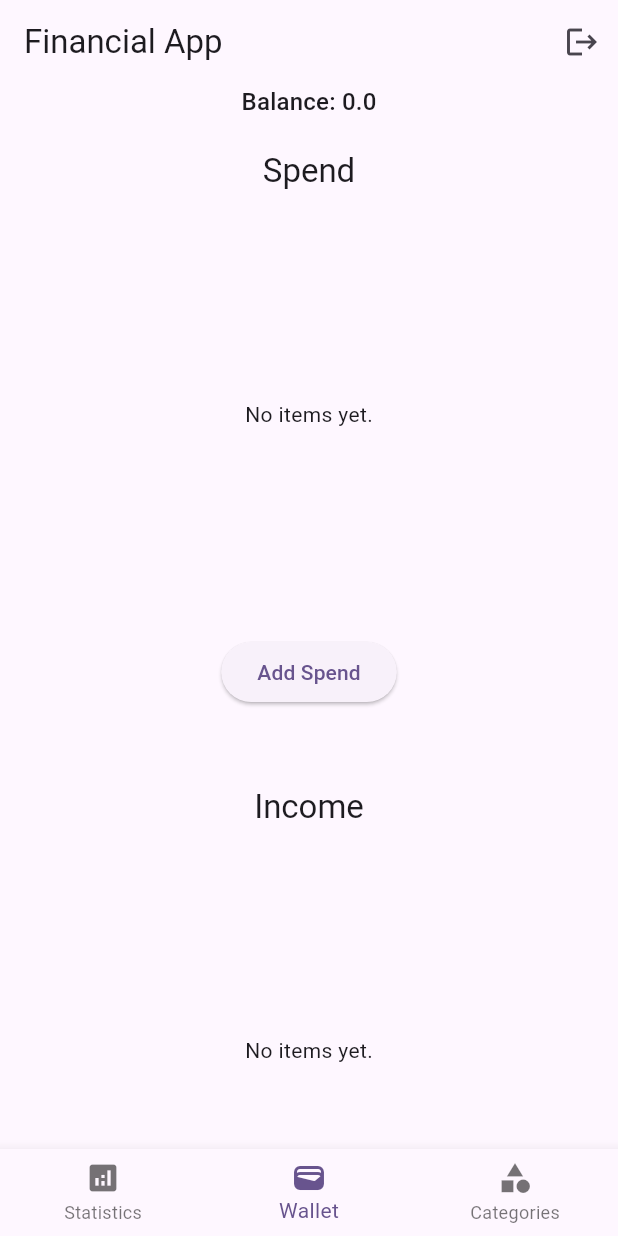
After one commit to sepehrkianian09/flutter_project_sample_1, a Flutter app: the screen it shows after launch, on a phone screen of 412 x 824 dp. The commit adds this screen. Run offline on Flutter 3.47's test engine with Material 3 defaults, Android fonts, the phone set to English and light mode, and no system bars; our stand-ins replace fl_chart, flutter_form_builder, form_builder_validators, get, hive_ce_flutter; accounts and stored records are empty.

Commit message:
refactor(view): restructure the whole thing.
extract common functionalities

refactor(statistics-view): make a separate directory for utilities

refactor(view): move collection building classes

refactor(view): rename collection building classes

refactor(view): rename concrete collection builders' directory

refactor(view): move concrete collection builders' of Category

refactor(categories): extract class: ResponsiveGridView

refactor(wallet): let it use ResponsiveGridView

refactor(statistics): let it use ResponsiveGridView

fix(view): fix immutable class warnings

refactor(responsive-grid): move it to separate file

```diff
--- a/lib/views/dashboard/wallet/transactionItemCollectionConceretes/incomesCollection.dart
+++ b/lib/views/dashboard/collectionBuildingConceretes/incomesCollection.dart
@@ -1,10 +1,10 @@
 import 'package:flutter/material.dart';
 import 'package:flutter/src/material/list_tile.dart';
 import 'package:project_1/models/income.dart';
-import 'package:project_1/views/dashboard/wallet/transactionItemCollectionConceretes/addIncome.dart';
-import 'package:project_1/views/dashboard/wallet/transactionItemCollection.dart';
+import 'package:project_1/views/dashboard/collectionBuildingConceretes/addIncome.dart';
+import 'package:project_1/views/utils/collectionBuilding/itemCollectionFunctionalities.dart';
 
-class Incomescollection extends Transactionitemcollection<Income> {
+class Incomescollection extends ItemCollectionFunctionalities<Income> {
   Incomescollection({required super.itemList});
 
   @override
--- a/lib/views/dashboard/wallet/transactionItemCollectionConceretes/spendsCollection.dart
+++ b/lib/views/dashboard/collectionBuildingConceretes/spendsCollection.dart
@@ -1,10 +1,10 @@
 import 'package:flutter/material.dart';
 import 'package:flutter/src/material/list_tile.dart';
 import 'package:project_1/models/spend.dart';
-import 'package:project_1/views/dashboard/wallet/transactionItemCollectionConceretes/addSpend.dart';
-import 'package:project_1/views/dashboard/wallet/transactionItemCollection.dart';
+import 'package:project_1/views/dashboard/collectionBuildingConceretes/addSpend.dart';
+import 'package:project_1/views/utils/collectionBuilding/itemCollectionFunctionalities.dart';
 
-class Spendscollection extends Transactionitemcollection<Spend> {
+class Spendscollection extends ItemCollectionFunctionalities<Spend> {
   Spendscollection({required super.itemList});
 
   @override
--- a/lib/views/dashboard/barChart.dart
+++ b/lib/views/utils/barChart.dart
@@ -1,7 +1,7 @@
 import 'package:fl_chart/fl_chart.dart';
 import 'package:flutter/material.dart';
 import 'package:flutter/widgets.dart';
-import 'package:project_1/views/dashboard/colorGenerator.dart';
+import 'package:project_1/views/utils/colorGenerator.dart';
 
 class BarChartWidget extends StatelessWidget {
   final Map<String, double> chartData;
--- a/lib/views/dashboard/wallet/transactionItemCollection.dart
+++ b/lib/views/utils/collectionBuilding/itemCollectionFunctionalities.dart
@@ -1,14 +1,14 @@
 import 'package:flutter/material.dart';
 import 'package:get/get.dart';
-import 'package:project_1/views/dashboard/wallet/listView.dart';
+import 'package:project_1/views/utils/collectionBuilding/listViewWidget.dart';
 
-abstract class Transactionitemcollection<E> {
+abstract class ItemCollectionFunctionalities<E> {
   String getTitle();
 
   ListTile createElementTileWidget(int index, E anElement);
 
   final RxList<E> itemList;
-  Transactionitemcollection({required this.itemList});
+  ItemCollectionFunctionalities({required this.itemList});
 
   Widget getAddItemWidget();
 
--- a/lib/views/dashboard/wallet/listView.dart
+++ b/lib/views/utils/collectionBuilding/listViewWidget.dart
@@ -1,11 +1,11 @@
 import 'package:flutter/material.dart';
 import 'package:get/get.dart';
 
-class WalletListWidget<E> extends StatelessWidget {
+class ListViewWidget<E> extends StatelessWidget {
   final RxList<E> elements;
   final ListTile Function(int, E) elementWidgetMaker;
 
-  const WalletListWidget({
+  const ListViewWidget({
     super.key,
     required this.elements,
     required this.elementWidgetMaker,
--- /dev/null
+++ b/lib/views/utils/responsiveGrid.dart
@@ -0,0 +1,41 @@
+import 'package:flutter/material.dart';
+
+class ResponsiveGridWidget extends StatelessWidget {
+  final List<Widget> children;
+
+  const ResponsiveGridWidget({super.key, required this.children});
+
+  int _getCrossAxisCount(double screenWidth, double gridElementMaxWidth) {
+    if (children.length == 1) {
+      return 1;
+    } else if (children.length == 2) {
+      return screenWidth > gridElementMaxWidth ? 2 : 1;
+    } else {
+      return 1;
+    }
+  }
+
+  @override
+  Widget build(BuildContext context) {
+    final gridElementMaxWidth = 500.0;
+    final screenWidth = MediaQuery.of(context).size.width;
+    final crossAxisCount = _getCrossAxisCount(screenWidth, gridElementMaxWidth);
+    final antiCrossAxisCount = 3 - crossAxisCount;
+
+    return Center(
+      child: ConstrainedBox(
+        constraints: BoxConstraints(
+          maxWidth: crossAxisCount * gridElementMaxWidth,
+          maxHeight: gridElementMaxWidth * antiCrossAxisCount,
+        ),
+        child: GridView.count(
+          shrinkWrap: true,
+          crossAxisCount: crossAxisCount,
+          crossAxisSpacing: 12,
+          mainAxisSpacing: 12,
+          children: children,
+        ),
+      ),
+    );
+  }
+}
```
Also changed, not shown: lib/views/dashboard/categories.dart (+8 -66 lines), lib/views/dashboard/collectionBuildingConceretes/categoriesCollection.dart (added, +35 -0 lines), lib/views/dashboard/statistics.dart (+4 -30 lines), lib/views/dashboard/wallet.dart (+10 -42 lines), lib/views/utils/collectionBuilding/collectionLayoutBuilder.dart (renamed from lib/views/dashboard/wallet/collectionLayoutBuilder.dart, +13 -7 lines), lib/views/dashboard/collectionBuildingConceretes/addCategory.dart (renamed from lib/views/dashboard/addCategory.dart), lib/views/dashboard/collectionBuildingConceretes/addIncome.dart (renamed from lib/views/dashboard/wallet/transactionItemCollectionConceretes/addIncome.dart), lib/views/dashboard/collectionBuildingConceretes/addSpend.dart (renamed from lib/views/dashboard/wallet/transactionItemCollectionConceretes/addSpend.dart), lib/views/utils/colorGenerator.dart (renamed from lib/views/dashboard/colorGenerator.dart).
